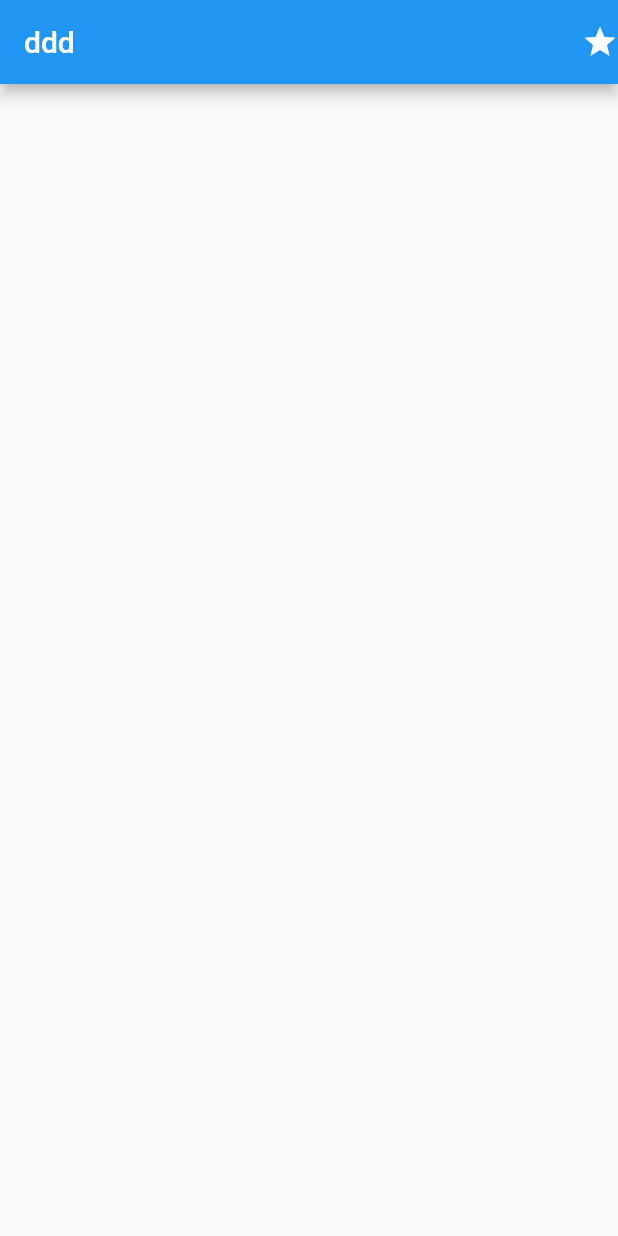
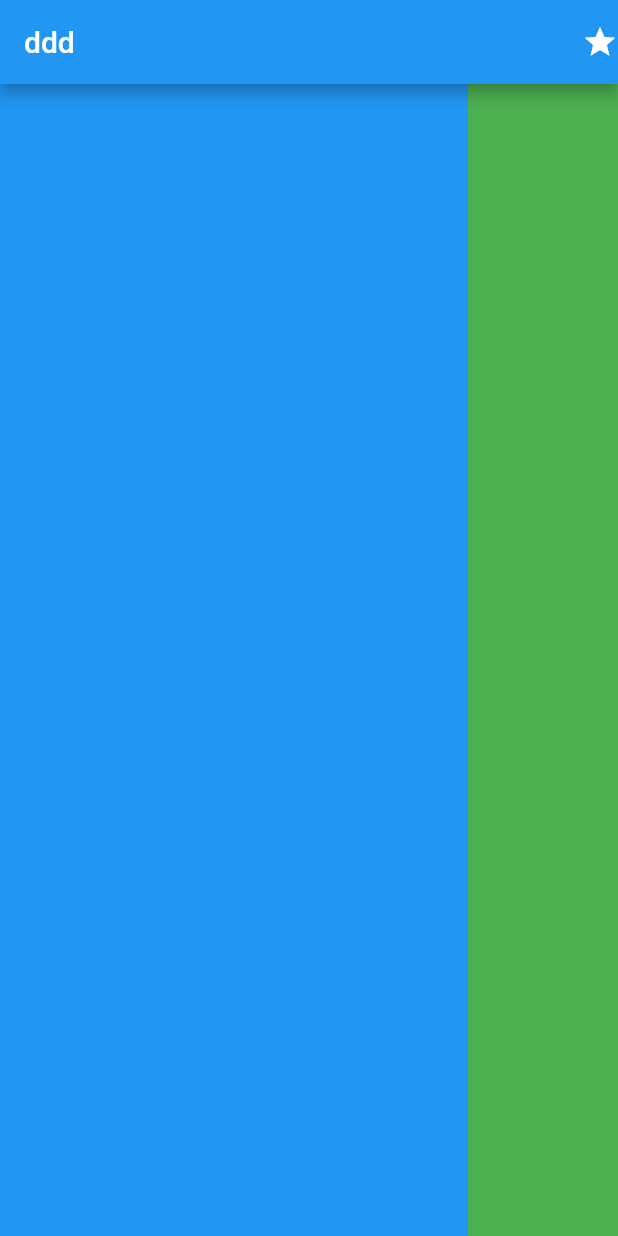
Before and after one commit to JIN-LEA-study/flutter-lea, a Flutter app: the screen it shows after launch, on a phone screen of 412 x 824 dp. Run offline on Flutter 3.47's test engine with Material 2 defaults, Android fonts, the phone set to English and light mode, and no system bars.

Commit message:
Flexible, Expanded

```diff
--- a/codingapple/contact/lib/main.dart
+++ b/codingapple/contact/lib/main.dart
@@ -20,7 +20,11 @@ class MyApp extends StatelessWidget {
     return MaterialApp(
       home: Scaffold(
         appBar: AppBar( actions : [Icon(Icons.star)], title: Text('ddd')),
-        body: SizedBox(
+        body: Row(
+          children: [
+            Expanded(child: Container(color: Colors.blue)),
+            Container(width: 100, color: Colors.green),
+          ],
           )
     ),
 
```
